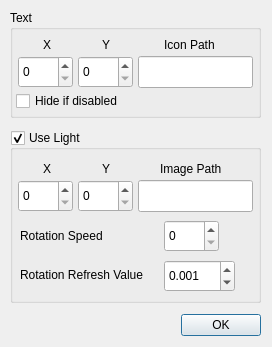
Old version of the form ui/dialog_gomode.ui in the repository Yanis002/SaucisseTracker.
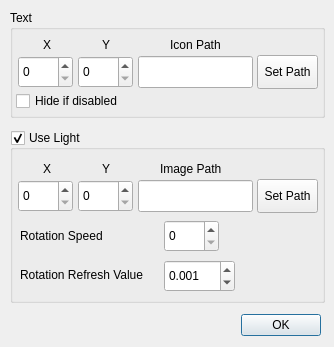
New version of the form.

Commit message: create go mode settings dialog

The edit to the form file:
```diff
--- a/ui/dialog_gomode.ui
+++ b/ui/dialog_gomode.ui
@@ -6,7 +6,7 @@
    <rect>
     <x>0</x>
     <y>0</y>
-    <width>272</width>
+    <width>334</width>
     <height>347</height>
    </rect>
   </property>
@@ -18,7 +18,7 @@
     <rect>
      <x>10</x>
      <y>310</y>
-     <width>251</width>
+     <width>311</width>
      <height>31</height>
     </rect>
    </property>
@@ -34,7 +34,7 @@
     <rect>
      <x>10</x>
      <y>10</y>
-     <width>251</width>
+     <width>315</width>
      <height>108</height>
     </rect>
    </property>
@@ -44,7 +44,7 @@
    <widget class="QLabel" name="label">
     <property name="geometry">
      <rect>
-      <x>154</x>
+      <x>160</x>
       <y>26</y>
       <width>81</width>
       <height>18</height>
@@ -123,13 +123,26 @@
      <string>Hide if disabled</string>
     </property>
    </widget>
+   <widget class="QPushButton" name="pushButton">
+    <property name="geometry">
+     <rect>
+      <x>247</x>
+      <y>45</y>
+      <width>61</width>
+      <height>34</height>
+     </rect>
+    </property>
+    <property name="text">
+     <string>Set Path</string>
+    </property>
+   </widget>
   </widget>
   <widget class="QGroupBox" name="groupBox_2">
    <property name="geometry">
     <rect>
      <x>10</x>
      <y>130</y>
-     <width>251</width>
+     <width>315</width>
      <height>173</height>
     </rect>
    </property>
@@ -266,6 +279,19 @@
      <double>0.001000000000000</double>
     </property>
    </widget>
+   <widget class="QPushButton" name="pushButton_2">
+    <property name="geometry">
+     <rect>
+      <x>247</x>
+      <y>49</y>
+      <width>61</width>
+      <height>34</height>
+     </rect>
+    </property>
+    <property name="text">
+     <string>Set Path</string>
+    </property>
+   </widget>
   </widget>
  </widget>
  <resources/>
```
The commit also changes 4 other files.
